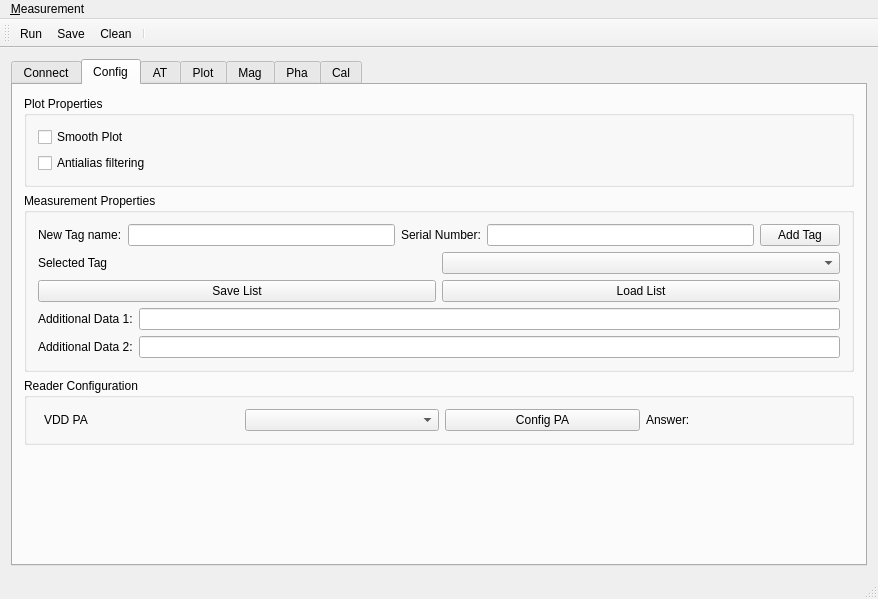
Old version of the form nems/nems/mainwindow.ui in the repository saul-rodriguez/Qt.
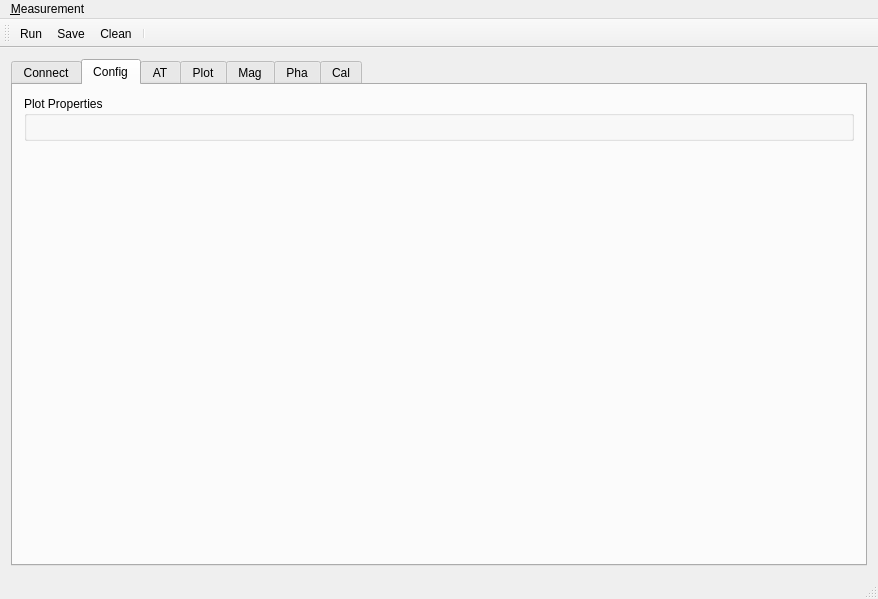
New version of the form. The open tabs and pages were chosen to show the change. Icons and pictures are not drawn.

What changed in the file:
```diff
--- a/nems/nems/mainwindow.ui
+++ b/nems/nems/mainwindow.ui
@@ -165,159 +165,7 @@
               <property name="title">
                <string>Plot Properties</string>
               </property>
-              <layout class="QGridLayout" name="gridLayout_9">
-               <item row="0" column="0">
-                <widget class="QCheckBox" name="checkBoxConfigSmoothPlot">
-                 <property name="text">
-                  <string>Smooth Plot</string>
-                 </property>
-                </widget>
-               </item>
-               <item row="1" column="0">
-                <widget class="QCheckBox" name="checkBoxConfigAntialias">
-                 <property name="text">
-                  <string>Antialias filtering</string>
-                 </property>
-                </widget>
-               </item>
-              </layout>
-             </widget>
-            </item>
-            <item>
-             <widget class="QGroupBox" name="groupBox_2">
-              <property name="title">
-               <string>Measurement Properties</string>
-              </property>
-              <layout class="QGridLayout" name="gridLayout_10">
-               <item row="9" column="0">
-                <layout class="QHBoxLayout" name="horizontalLayout_9">
-                 <item>
-                  <widget class="QLabel" name="label_11">
-                   <property name="text">
-                    <string>Additional Data 2:</string>
-                   </property>
-                  </widget>
-                 </item>
-                 <item>
-                  <widget class="QLineEdit" name="lineEditAdditionalData2"/>
-                 </item>
-                </layout>
-               </item>
-               <item row="3" column="0">
-                <layout class="QHBoxLayout" name="horizontalLayout_10">
-                 <item>
-                  <widget class="QLabel" name="label_9">
-                   <property name="text">
-                    <string>Additional Data 1:</string>
-                   </property>
-                  </widget>
-                 </item>
-                 <item>
-                  <widget class="QLineEdit" name="lineEditAdditionalData1"/>
-                 </item>
-                </layout>
-               </item>
-               <item row="1" column="0">
-                <layout class="QHBoxLayout" name="horizontalLayout_8">
-                 <item>
-                  <widget class="QLabel" name="label_8">
-                   <property name="text">
-                    <string>Selected Tag</string>
-                   </property>
-                  </widget>
-                 </item>
-                 <item>
-                  <widget class="QComboBox" name="comboBoxTagSelect"/>
-                 </item>
-                </layout>
-               </item>
-               <item row="0" column="0">
-                <layout class="QHBoxLayout" name="horizontalLayout_6">
-                 <item>
-                  <widget class="QLabel" name="label_7">
-                   <property name="text">
-                    <string>New Tag name:</string>
-                   </property>
-                  </widget>
-                 </item>
-                 <item>
-                  <widget class="QLineEdit" name="lineEditTagName"/>
-                 </item>
-                 <item>
-                  <widget class="QLabel" name="label_12">
-                   <property name="text">
-                    <string>Serial Number:</string>
-                   </property>
-                  </widget>
-                 </item>
-                 <item>
-                  <widget class="QLineEdit" name="lineEditSerialNumber"/>
-                 </item>
-                 <item>
-                  <widget class="QPushButton" name="pushButtonAddTag">
-                   <property name="text">
-                    <string>Add Tag</string>
-                   </property>
-                  </widget>
-                 </item>
-                </layout>
-               </item>
-               <item row="2" column="0">
-                <layout class="QHBoxLayout" name="horizontalLayout_7">
-                 <item>
-                  <widget class="QPushButton" name="pushButtonSaveTag">
-                   <property name="text">
-                    <string>Save List</string>
-                   </property>
-                  </widget>
-                 </item>
-                 <item>
-                  <widget class="QPushButton" name="pushButtonLoadTag">
-                   <property name="text">
-                    <string>Load List</string>
-                   </property>
-                  </widget>
-                 </item>
-                </layout>
-               </item>
-              </layout>
-             </widget>
-            </item>
-            <item>
-             <widget class="QGroupBox" name="groupBox_3">
-              <property name="title">
-               <string>Reader Configuration</string>
-              </property>
-              <layout class="QFormLayout" name="formLayout">
-               <item row="1" column="1">
-                <layout class="QHBoxLayout" name="horizontalLayout_11">
-                 <item>
-                  <widget class="QLabel" name="label_10">
-                   <property name="text">
-                    <string>VDD PA</string>
-                   </property>
-                  </widget>
-                 </item>
-                 <item>
-                  <widget class="QComboBox" name="comboBoxPA_config"/>
-                 </item>
-                 <item>
-                  <widget class="QPushButton" name="pushButtonPA_Config">
-                   <property name="text">
-                    <string>Config PA</string>
-                   </property>
-                  </widget>
-                 </item>
-                 <item>
-                  <widget class="QLabel" name="label_PA_Config">
-                   <property name="text">
-                    <string>Answer: </string>
-                   </property>
-                  </widget>
-                 </item>
-                </layout>
-               </item>
-              </layout>
+              <layout class="QGridLayout" name="gridLayout_9"/>
              </widget>
             </item>
             <item>
```
Left out of the diff: 13 changed lines with no effect on the pictures.
